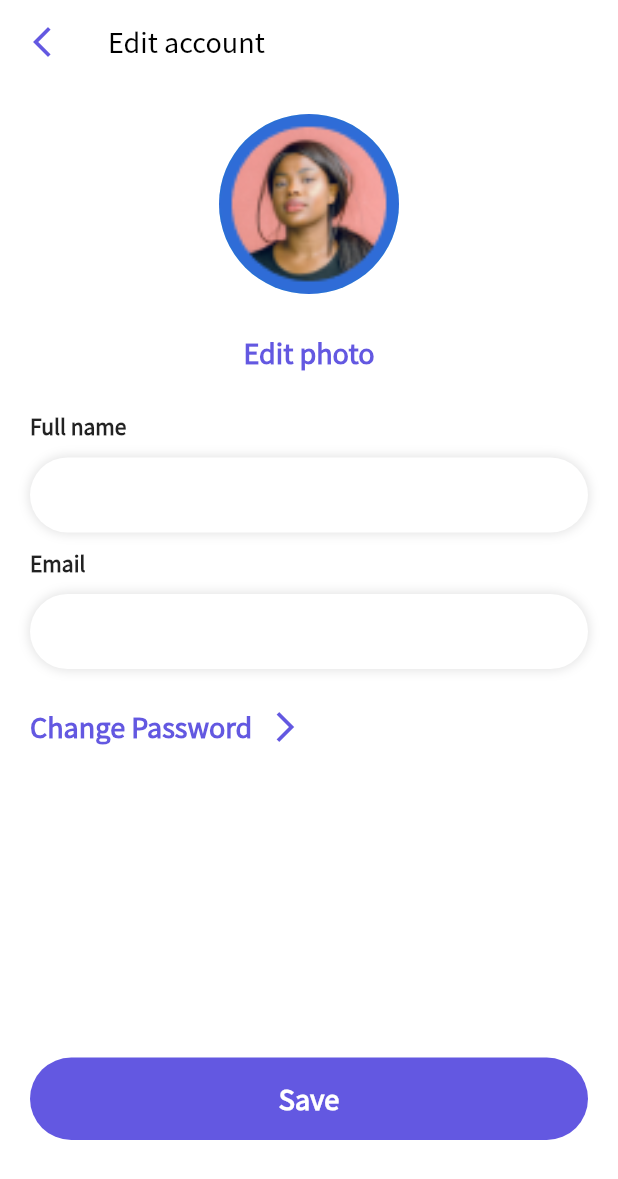
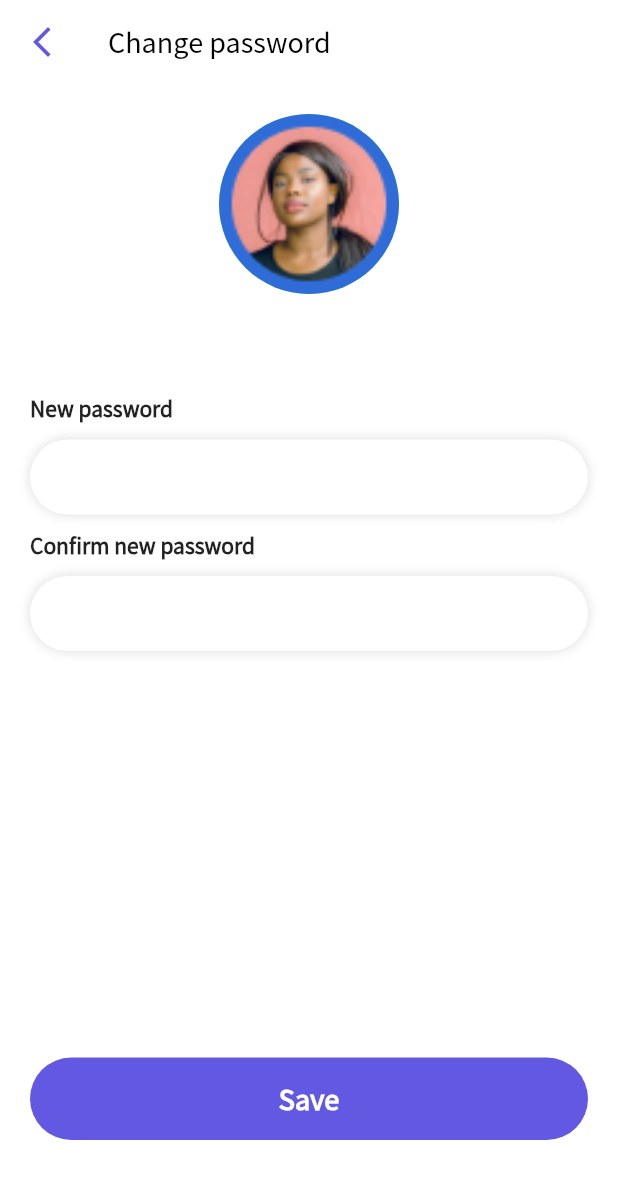
Before and after one commit to perpetio/fitness, a Flutter app: the EditAccountScreen screen opened directly, after a tap on "Change Password", on a phone screen of 412 x 824 dp. Shown: the top 1179 px of the screen. Run offline on Flutter 3.47's test engine with Material 2 defaults, Android fonts, the phone set to English and light mode, and no system bars; our stand-ins replace bloc, dots_indicator, firebase_auth, firebase_core, firebase_storage, flutter_bloc and 3 more; accounts and stored records are empty.

Commit message:
[FT-13] added new screen (change password)

```diff
--- a/lib/core/service/user_service.dart
+++ b/lib/core/service/user_service.dart
@@ -24,6 +24,16 @@ class UserService {
     }
   }
 
+  static Future<bool> changePassword({required String newPass}) async {
+    try {
+      await firebase.currentUser?.updatePassword(newPass);
+      return true;
+    } catch (e) {
+      print(e);
+      throw Exception(e);
+    }
+  }
+
   static Future<void> signOut() async {
     await firebase.signOut();
   }
--- a/lib/main.dart
+++ b/lib/main.dart
@@ -20,8 +20,7 @@ class MyApp extends StatelessWidget {
       debugShowCheckedModeBanner: false,
       title: 'Fitness',
       theme: ThemeData(
-        textTheme:
-            TextTheme(bodyText1: TextStyle(color: ColorConstants.textColor)),
+        textTheme: TextTheme(bodyText1: TextStyle(color: ColorConstants.textColor)),
         fontFamily: 'NotoSansKR',
         scaffoldBackgroundColor: Colors.white,
         visualDensity: VisualDensity.adaptivePlatformDensity,
--- /dev/null
+++ b/lib/screens/change_password/bloc/change_password_bloc.dart
@@ -0,0 +1,31 @@
+import 'dart:async';
+
+import 'package:bloc/bloc.dart';
+import 'package:fitness_flutter/core/service/user_service.dart';
+import 'package:meta/meta.dart';
+
+part 'change_password_event.dart';
+part 'change_password_state.dart';
+
+class ChangePasswordBloc extends Bloc<ChangePasswordEvent, ChangePasswordState> {
+  ChangePasswordBloc() : super(ChangePasswordInitial());
+
+  @override
+  Stream<ChangePasswordState> mapEventToState(
+    ChangePasswordEvent event,
+  ) async* {
+    if (event is ChangePassword) {
+      yield ChangePasswordProgress();
+      try {
+        await UserService.changePassword(newPass: event.newPass);
+        yield ChangePasswordSuccess(message: 'Password successfully updated!');
+        await Future.delayed(Duration(seconds: 1));
+        yield ChangePasswordInitial();
+      } catch (e) {
+        yield ChangePasswordError(e.toString());
+        await Future.delayed(Duration(seconds: 1));
+        yield ChangePasswordInitial();
+      }
+    }
+  }
+}
--- /dev/null
+++ b/lib/screens/change_password/bloc/change_password_event.dart
@@ -0,0 +1,9 @@
+part of 'change_password_bloc.dart';
+
+@immutable
+abstract class ChangePasswordEvent {}
+
+class ChangePassword extends ChangePasswordEvent {
+  final String newPass;
+  ChangePassword({required this.newPass});
+}
--- /dev/null
+++ b/lib/screens/change_password/bloc/change_password_state.dart
@@ -0,0 +1,18 @@
+part of 'change_password_bloc.dart';
+
+@immutable
+abstract class ChangePasswordState {}
+
+class ChangePasswordInitial extends ChangePasswordState {}
+
+class ChangePasswordProgress extends ChangePasswordState {}
+
+class ChangePasswordError extends ChangePasswordState {
+  final String error;
+  ChangePasswordError(this.error);
+}
+
+class ChangePasswordSuccess extends ChangePasswordState {
+  final String message;
+  ChangePasswordSuccess({required this.message});
+}
--- /dev/null
+++ b/lib/screens/change_password/change_password_page.dart
@@ -0,0 +1,124 @@
+import 'package:firebase_auth/firebase_auth.dart';
+import 'package:fitness_flutter/core/const/color_constants.dart';
+import 'package:fitness_flutter/core/const/path_constants.dart';
+import 'package:fitness_flutter/core/const/text_constants.dart';
+import 'package:fitness_flutter/core/service/validation_service.dart';
+import 'package:fitness_flutter/screens/change_password/bloc/change_password_bloc.dart';
+import 'package:fitness_flutter/screens/common_widgets/fitness_button.dart';
+import 'package:fitness_flutter/screens/common_widgets/fitness_loading.dart';
+import 'package:fitness_flutter/screens/common_widgets/settings_container.dart';
+import 'package:fitness_flutter/screens/common_widgets/settings_textfield.dart';
+import 'package:flutter/material.dart';
+import 'package:flutter_bloc/flutter_bloc.dart';
+
+class ChangePasswordScreen extends StatefulWidget {
+  ChangePasswordScreen({Key? key}) : super(key: key);
+
+  @override
+  _ChangePasswordScreenState createState() => _ChangePasswordScreenState();
+}
+
+class _ChangePasswordScreenState extends State<ChangePasswordScreen> {
+  final TextEditingController _newPassController = TextEditingController();
+  final TextEditingController _confirmPassController = TextEditingController();
+  final User? user = FirebaseAuth.instance.currentUser;
+  bool isNewPassInvalid = false;
+  bool isConfirmPassInvalid = false;
+  late String userName;
+
+  @override
+  void initState() {
+    userName = user?.displayName ?? "No Username";
+    super.initState();
+  }
+
+  @override
+  Widget build(BuildContext context) {
+    return Scaffold(
+        body: _buildContext(context),
+        appBar: AppBar(
+            title: Text('Change password', style: TextStyle(color: Colors.black, fontSize: 18)),
+            backgroundColor: Colors.transparent,
+            elevation: 0,
+            leading: IconButton(
+              icon: Icon(Icons.arrow_back_ios_new),
+              onPressed: () => Navigator.of(context).pop(),
+            ),
+            iconTheme: IconThemeData(
+              color: ColorConstants.primaryColor,
+            )));
+  }
+
+  BlocProvider<ChangePasswordBloc> _buildContext(BuildContext context) {
+    return BlocProvider<ChangePasswordBloc>(
+      create: (context) => ChangePasswordBloc(),
+      child: BlocConsumer<ChangePasswordBloc, ChangePasswordState>(
+        buildWhen: (_, currState) =>
+            currState is ChangePasswordInitial || currState is ChangePasswordError || currState is ChangePasswordProgress || currState is ChangePasswordSuccess,
+        builder: (context, state) {
+          if (state is ChangePasswordProgress) return Stack(children: [_editAccountContent(context), FitnessLoading()]);
+          if (state is ChangePasswordError) {
+            WidgetsBinding.instance!.addPostFrameCallback((_) {
+              ScaffoldMessenger.of(context).showSnackBar(SnackBar(content: Text(state.error)));
+            });
+          }
+          if (state is ChangePasswordSuccess) {
+            WidgetsBinding.instance!.addPostFrameCallback((_) {
+              ScaffoldMessenger.of(context).showSnackBar(SnackBar(content: Text(state.message)));
+            });
+          }
+          return _editAccountContent(context);
+        },
+        listenWhen: (_, currState) => true,
+        listener: (context, state) {},
+      ),
+    );
+  }
+
+  Widget _editAccountContent(BuildContext context) {
+    ChangePasswordBloc _bloc = BlocProvider.of<ChangePasswordBloc>(context);
+    final photoUrl = user?.photoURL ?? null;
+    double height = MediaQuery.of(context).size.height;
+    return SafeArea(
+      child: SingleChildScrollView(
+        child: Padding(
+          padding: EdgeInsets.only(top: 20.0, left: 20.0, right: 20.0),
+          child: SizedBox(
+            height: height - 140,
+            child: Column(crossAxisAlignment: CrossAxisAlignment.start, children: [
+              Center(
+                  child: photoUrl == null
+                      ? CircleAvatar(backgroundImage: AssetImage(PathConstants.profile), radius: 60)
+                      : CircleAvatar(backgroundImage: NetworkImage(photoUrl), radius: 60)),
+              SizedBox(height: 15),
+              Center(child: Text(userName, style: TextStyle(fontSize: 24, fontWeight: FontWeight.bold))),
+              SizedBox(height: 15),
+              Text('New password', style: TextStyle(fontWeight: FontWeight.w600)),
+              SettingsContainer(child: SettingsTextField(controller: _newPassController, obscureText: true)),
+              if (isNewPassInvalid) Text(TextConstants.passwordErrorText, style: TextStyle(color: ColorConstants.errorColor)),
+              Text('Confirm new password', style: TextStyle(fontWeight: FontWeight.w600)),
+              SettingsContainer(child: SettingsTextField(controller: _confirmPassController, obscureText: true)),
+              if (isConfirmPassInvalid) Text('Passwords must match', style: TextStyle(color: ColorConstants.errorColor)),
+              SizedBox(height: 15),
+              Spacer(),
+              FitnessButton(
+                title: 'Save',
+                isEnabled: true,
+                onTap: () {
+                  FocusScope.of(context).unfocus();
+                  setState(() {
+                    isNewPassInvalid = !ValidationService.password(_newPassController.text);
+                    isConfirmPassInvalid = _newPassController.text != _confirmPassController.text;
+                  });
+                  if (!(isNewPassInvalid || isConfirmPassInvalid)) {
+                    _bloc.add(ChangePassword(newPass: _newPassController.text));
+                  }
+                },
+              ),
+            ]),
+          ),
+        ),
+      ),
+    );
+  }
+}
--- a/lib/screens/common_widgets/settings_textfield.dart
+++ b/lib/screens/common_widgets/settings_textfield.dart
@@ -2,12 +2,14 @@ import 'package:flutter/material.dart';
 
 class SettingsTextField extends StatelessWidget {
   final TextEditingController controller;
-  const SettingsTextField({Key? key, required this.controller}) : super(key: key);
+  final bool obscureText;
+  const SettingsTextField({Key? key, required this.controller, this.obscureText = false}) : super(key: key);
 
   @override
   Widget build(BuildContext context) {
     return TextField(
         controller: controller,
+        obscureText: obscureText,
         style: TextStyle(fontWeight: FontWeight.w600),
         decoration: InputDecoration(
           border: InputBorder.none,
--- a/lib/screens/edit_account/edit_account_screen.dart
+++ b/lib/screens/edit_account/edit_account_screen.dart
@@ -6,6 +6,7 @@ import 'package:fitness_flutter/core/const/color_constants.dart';
 import 'package:fitness_flutter/core/const/path_constants.dart';
 import 'package:fitness_flutter/core/const/text_constants.dart';
 import 'package:fitness_flutter/core/service/validation_service.dart';
+import 'package:fitness_flutter/screens/change_password/change_password_page.dart';
 import 'package:fitness_flutter/screens/common_widgets/fitness_button.dart';
 import 'package:fitness_flutter/screens/common_widgets/fitness_loading.dart';
 import 'package:fitness_flutter/screens/common_widgets/settings_container.dart';
@@ -115,7 +116,7 @@ class _EditAccountScreenState extends State<EditAccountScreen> {
               SizedBox(height: 15),
               InkWell(
                 onTap: () {
-                  print('tapped');
+                  Navigator.push(context, MaterialPageRoute(builder: (context) => ChangePasswordScreen()));
                 },
                 child: Row(
                   mainAxisSize: MainAxisSize.min,
```
